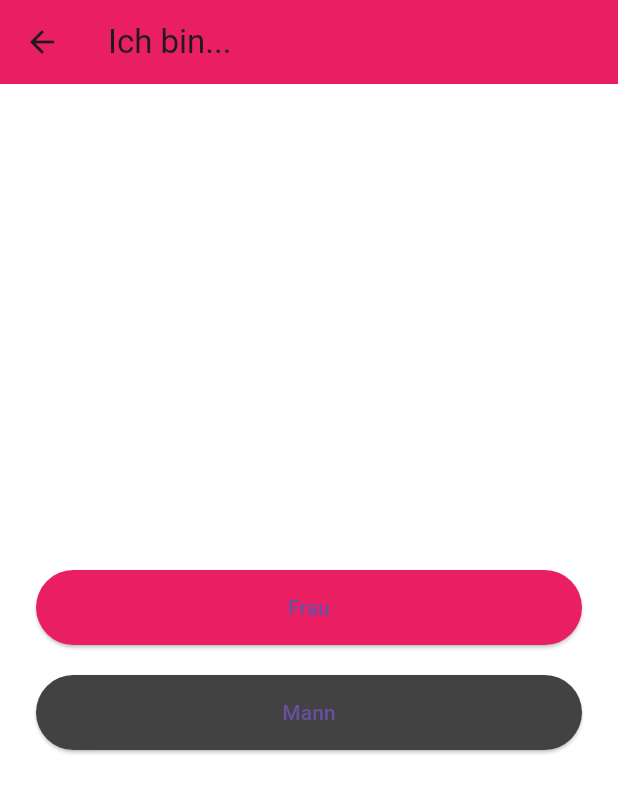
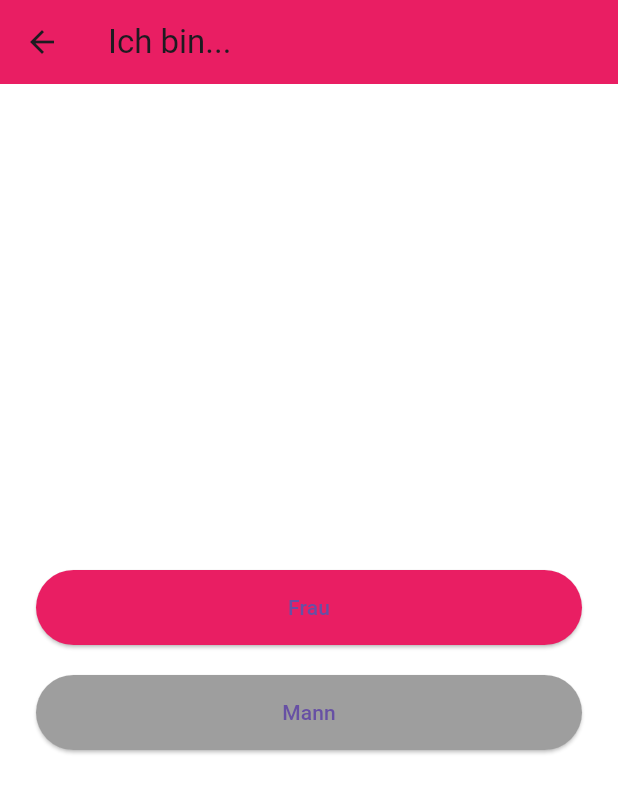
Before and after one commit to skberlin/mysafedaddy, a Flutter app: the screen it shows after launch, after a tap on "Los geht’s", on a phone screen of 412 x 824 dp. Shown: the top 793 px of the screen. Run offline on Flutter 3.47's test engine with Material 3 defaults, Android fonts, the phone set to English and light mode, and no system bars; our stand-ins replace cloud_firestore, firebase_auth, firebase_core; accounts and stored records are empty.

Commit message:
feat(auth): Profil-Setup für Frau & Mann mit Firestore integriert (Meilenstein 2 abgeschlossen)

```diff
--- a/lib/core/router/app_router.dart
+++ b/lib/core/router/app_router.dart
@@ -1,42 +1,61 @@
 import 'package:flutter/material.dart';
+
 import '../../features/authentication/presentation/screens/splash_screen.dart';
 import '../../features/authentication/presentation/screens/onboarding_screen.dart';
 import '../../features/authentication/presentation/screens/role_selection_screen.dart';
 import '../../features/authentication/presentation/screens/phone_auth_screen.dart';
 import '../../features/authentication/presentation/screens/verify_code_screen.dart';
+import '../../features/authentication/presentation/screens/profile_setup_screen.dart';
 
 class AppRouter {
   static Route<dynamic>? generateRoute(RouteSettings settings) {
     switch (settings.name) {
-
       case '/splash':
-        return MaterialPageRoute(builder: (_) => SplashScreen());
+        return MaterialPageRoute(builder: (_) => const SplashScreen());
 
       case '/onboarding':
-        return MaterialPageRoute(builder: (_) => OnboardingScreen());
+        return MaterialPageRoute(builder: (_) => const OnboardingScreen());
 
       case '/role-selection':
-        return MaterialPageRoute(builder: (_) => RoleSelectionScreen());
+        return MaterialPageRoute(builder: (_) => const RoleSelectionScreen());
 
       case '/phone-auth':
-        return MaterialPageRoute(builder: (_) => PhoneAuthScreen());
+        // Rolle kommt als String-Argument: "woman" oder "man"
+        final role = settings.arguments as String? ?? 'woman';
+        return MaterialPageRoute(
+          builder: (_) => PhoneAuthScreen(role: role),
+        );
 
       case '/verify-code':
         final args = settings.arguments as Map<String, dynamic>;
         final phoneNumber = args['phoneNumber'] as String;
         final verificationId = args['verificationId'] as String;
-
+        final role = args['role'] as String;
         return MaterialPageRoute(
           builder: (_) => VerifyCodeScreen(
             phoneNumber: phoneNumber,
             verificationId: verificationId,
+            role: role,
+          ),
+        );
+
+      case '/profile-setup':
+        final args = settings.arguments as Map<String, dynamic>;
+        final phoneNumber = args['phoneNumber'] as String;
+        final role = args['role'] as String;
+        return MaterialPageRoute(
+          builder: (_) => ProfileSetupScreen(
+            phoneNumber: phoneNumber,
+            role: role,
           ),
         );
 
       default:
-        return MaterialPageRoute(builder: (_) => Scaffold(
+        return MaterialPageRoute(
+          builder: (_) => const Scaffold(
             body: Center(child: Text('404 – Route nicht gefunden')),
-        ));
+          ),
+        );
     }
   }
 }
--- a/lib/features/authentication/presentation/screens/onboarding_screen.dart
+++ b/lib/features/authentication/presentation/screens/onboarding_screen.dart
@@ -1,6 +1,8 @@
 import 'package:flutter/material.dart';
 
 class OnboardingScreen extends StatelessWidget {
+  const OnboardingScreen({Key? key}) : super(key: key);
+
   @override
   Widget build(BuildContext context) {
     return Scaffold(
@@ -9,32 +11,32 @@ class OnboardingScreen extends StatelessWidget {
         child: Column(
           mainAxisAlignment: MainAxisAlignment.center,
           children: [
-            Icon(Icons.lock, size: 90, color: Colors.pink),
-            SizedBox(height: 30),
-            Text(
+            const Icon(Icons.lock, size: 90, color: Colors.pink),
+            const SizedBox(height: 30),
+            const Text(
               "Sicherheit bei jedem Treffen",
               textAlign: TextAlign.center,
               style: TextStyle(fontSize: 24, fontWeight: FontWeight.bold),
             ),
-            SizedBox(height: 20),
-            Text(
+            const SizedBox(height: 20),
+            const Text(
               "Starte Timer, lade Männer ein,\n"
               "hinterlege Notfallkontakte\n"
               "und bleibe geschützt.",
               textAlign: TextAlign.center,
               style: TextStyle(fontSize: 16),
             ),
-            SizedBox(height: 40),
+            const SizedBox(height: 40),
             ElevatedButton(
               onPressed: () {
                 Navigator.pushNamed(context, '/role-selection');
               },
               style: ElevatedButton.styleFrom(
                 backgroundColor: Colors.pink,
-                minimumSize: Size(double.infinity, 50),
+                minimumSize: const Size(double.infinity, 50),
               ),
-              child: Text("Los geht’s"),
-            )
+              child: const Text("Los geht’s"),
+            ),
           ],
         ),
       ),
--- a/lib/features/authentication/presentation/screens/role_selection_screen.dart
+++ b/lib/features/authentication/presentation/screens/role_selection_screen.dart
@@ -1,11 +1,13 @@
 import 'package:flutter/material.dart';
 
 class RoleSelectionScreen extends StatelessWidget {
+  const RoleSelectionScreen({Key? key}) : super(key: key);
+
   @override
   Widget build(BuildContext context) {
     return Scaffold(
       appBar: AppBar(
-        title: Text("Ich bin..."),
+        title: const Text("Ich bin..."),
         backgroundColor: Colors.pink,
       ),
       body: Padding(
@@ -13,7 +15,6 @@ class RoleSelectionScreen extends StatelessWidget {
         child: Column(
           mainAxisAlignment: MainAxisAlignment.center,
           children: [
-
             ElevatedButton(
               onPressed: () {
                 Navigator.pushNamed(
@@ -24,13 +25,11 @@ class RoleSelectionScreen extends StatelessWidget {
               },
               style: ElevatedButton.styleFrom(
                 backgroundColor: Colors.pink,
-                minimumSize: Size(double.infinity, 50),
+                minimumSize: const Size(double.infinity, 50),
               ),
-              child: Text("Frau"),
+              child: const Text("Frau"),
             ),
-
-            SizedBox(height: 20),
-
+            const SizedBox(height: 20),
             ElevatedButton(
               onPressed: () {
                 Navigator.pushNamed(
@@ -40,10 +39,10 @@ class RoleSelectionScreen extends StatelessWidget {
                 );
               },
               style: ElevatedButton.styleFrom(
-                backgroundColor: Colors.grey[800],
-                minimumSize: Size(double.infinity, 50),
+                backgroundColor: Colors.grey,
+                minimumSize: const Size(double.infinity, 50),
               ),
-              child: Text("Mann"),
+              child: const Text("Mann"),
             ),
           ],
         ),
--- a/lib/features/authentication/presentation/screens/splash_screen.dart
+++ b/lib/features/authentication/presentation/screens/splash_screen.dart
@@ -2,12 +2,13 @@ import 'package:flutter/material.dart';
 import 'package:firebase_auth/firebase_auth.dart';
 
 class SplashScreen extends StatefulWidget {
+  const SplashScreen({Key? key}) : super(key: key);
+
   @override
   _SplashScreenState createState() => _SplashScreenState();
 }
 
 class _SplashScreenState extends State<SplashScreen> {
-
   @override
   void initState() {
     super.initState();
@@ -15,12 +16,12 @@ class _SplashScreenState extends State<SplashScreen> {
   }
 
   Future<void> _navigateNext() async {
-    await Future.delayed(Duration(seconds: 2));
+    await Future.delayed(const Duration(seconds: 2));
 
     final user = FirebaseAuth.instance.currentUser;
 
     if (user != null) {
-      // Nutzer ist eingeloggt → später HomeScreen
+      // Nutzer ist eingeloggt – später z.B. HomeScreen
       Navigator.pushReplacementNamed(context, '/role-selection');
     } else {
       Navigator.pushReplacementNamed(context, '/onboarding');
@@ -29,7 +30,7 @@ class _SplashScreenState extends State<SplashScreen> {
 
   @override
   Widget build(BuildContext context) {
-    return Scaffold(
+    return const Scaffold(
       body: Center(
         child: Column(
           mainAxisAlignment: MainAxisAlignment.center,
@@ -41,7 +42,10 @@ class _SplashScreenState extends State<SplashScreen> {
               style: TextStyle(fontSize: 28, fontWeight: FontWeight.bold),
             ),
             SizedBox(height: 10),
-            Text("Sicherheit beim Dating", style: TextStyle(fontSize: 16)),
+            Text(
+              "Sicherheit beim Dating",
+              style: TextStyle(fontSize: 16),
+            ),
           ],
         ),
       ),
--- a/pubspec.yaml
+++ b/pubspec.yaml
@@ -31,9 +31,11 @@ dependencies:
   flutter:
     sdk: flutter
 
-  # Firebase
+  # ... deine anderen Pakete ...
+
   firebase_core: ^2.27.0
-  firebase_auth: ^4.17.0
+  firebase_auth: ^4.17.5
+  cloud_firestore: ^4.17.5
 
   # The following adds the Cupertino Icons font to your application.
   # Use with the CupertinoIcons class for iOS style icons.
```
Also changed, not shown: lib/features/authentication/presentation/screens/phone_auth_screen.dart (+8 -15 lines), lib/features/authentication/presentation/screens/profile_setup_screen.dart (added, +124 -0 lines), lib/features/authentication/presentation/screens/verify_code_screen.dart (+11 -5 lines), pubspec.lock, 1 other file. Lines whose indentation alone changed are shown as unchanged.
